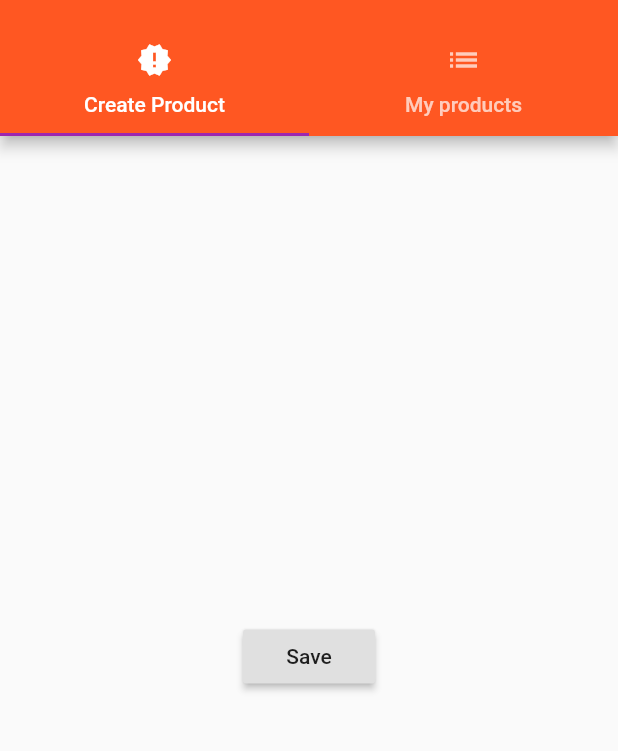
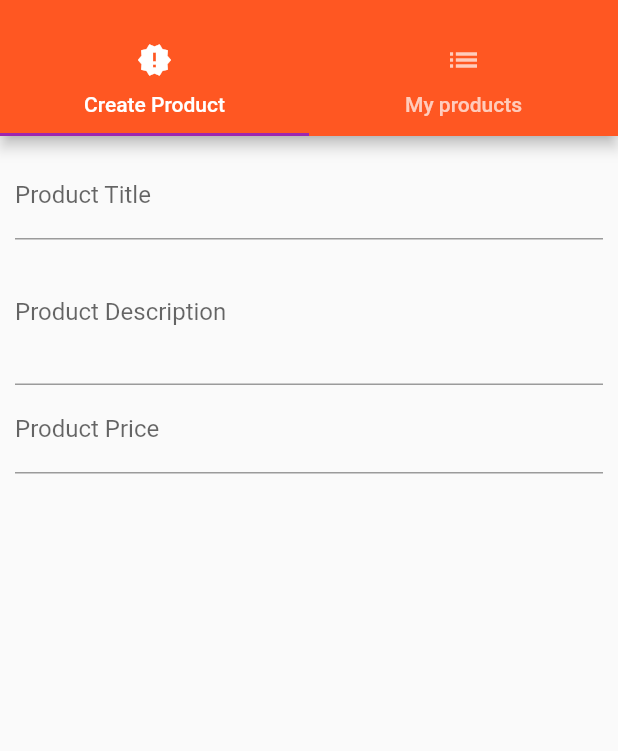
Before and after one commit to JordiiVidal/FlutterBasics, a Flutter app: the ProductsAdminPage screen opened by its route, on a phone screen of 412 x 824 dp, the part 59-810 px from its top. Run offline on Flutter 3.47's test engine with Material 2 defaults, Android fonts, the phone set to English and light mode, and no system bars.

Commit message:
TextField

```diff
--- a/lib/pages/product_create.dart
+++ b/lib/pages/product_create.dart
@@ -1,17 +1,55 @@
 import 'package:flutter/material.dart';
 
-class ProductCreatPage extends StatelessWidget {
+class ProductCreatPage extends StatefulWidget {
+  @override
+  State<StatefulWidget> createState() {
+    // TODO: implement createState
+    return _ProductCreatePageState();
+  }
+}
+
+class _ProductCreatePageState extends State<ProductCreatPage> {
+  String titleValue;
+  String descriptionValue;
+  double priceValue = 0.0;
   @override
   Widget build(BuildContext context) {
     // TODO: implement build
-    return Center(
-      child: RaisedButton(
-        child: Text('Save'),
-        onPressed: (){//sheet bottom of the page *Modal* put additional info
-          showModalBottomSheet(context: context, builder: (BuildContext context){
-            return Center(child: Text('This is a modal'),);//mini page
-          } );
-        },
+    return Container(
+      margin: EdgeInsets.all(10.0),
+      child: Column(
+        children: <Widget>[
+          //autofocus que cuando se inicialize la page salga el teclado
+          //onCganged trigger que cada vez que cambia
+          TextField(
+            decoration: InputDecoration(
+                /*icon: Icon(Icons.link)*/ labelText: 'Product Title'),
+            onChanged: (String value) {
+              setState(() {
+                titleValue = value;
+              });
+            },
+          ),
+          TextField(
+            maxLines: 3,
+            decoration: InputDecoration(labelText: 'Product Description'),
+            onChanged: (String value) {
+              setState(() {
+                descriptionValue = value;
+              });
+            },
+          ),
+          TextField(
+            decoration: InputDecoration(labelText: 'Product Price'),
+            keyboardType: TextInputType.number,
+            onChanged: (String value) {
+              setState(() {
+                priceValue = double.parse(value);
+              });
+            },
+          ),
+          //Text(titleValue),
+        ],
       ),
     );
   }
```
Also changed, not shown: lib/pages/product_list.dart (+15 -1 lines).
